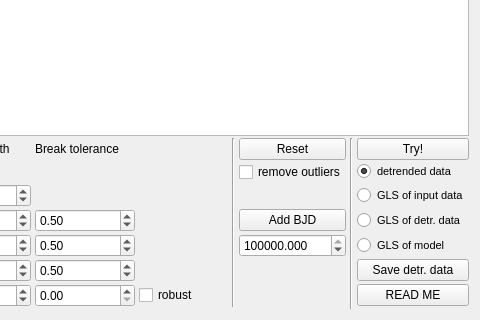
Old version of the form lib/UI/tdt.ui in the repository 3fon3fonov/exostriker; both pictures show x 295 to 775 and y 455 to 775 of the 775 by 775 pixel window.
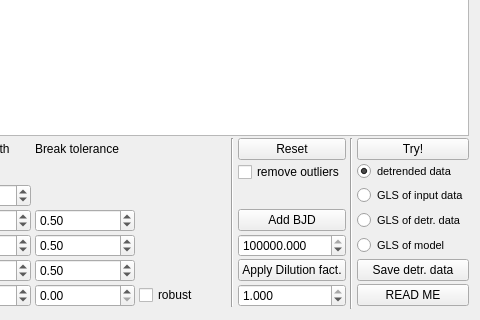
New version of the form. Icons and pictures are not drawn. Custom widgets are drawn as their Qt base class.

Commit message: Some small fixes done, Dilution factor on the Tran. detren. widget done

```diff
--- a/lib/UI/tdt.ui
+++ b/lib/UI/tdt.ui
@@ -560,6 +560,32 @@
        </property>
       </widget>
      </item>
+     <item row="7" column="6">
+      <widget class="QPushButton" name="apply_dilution">
+       <property name="text">
+        <string>Apply Dilution fact.</string>
+       </property>
+      </widget>
+     </item>
+     <item row="8" column="6">
+      <widget class="QDoubleSpinBox" name="Dilution_fact">
+       <property name="decimals">
+        <number>3</number>
+       </property>
+       <property name="minimum">
+        <double>0.010000000000000</double>
+       </property>
+       <property name="maximum">
+        <double>1.000000000000000</double>
+       </property>
+       <property name="singleStep">
+        <double>0.010000000000000</double>
+       </property>
+       <property name="value">
+        <double>1.000000000000000</double>
+       </property>
+      </widget>
+     </item>
     </layout>
    </item>
   </layout>
```
Left out of the diff: 8 changed lines with no effect on the pictures. The commit also changes 4 other files.
